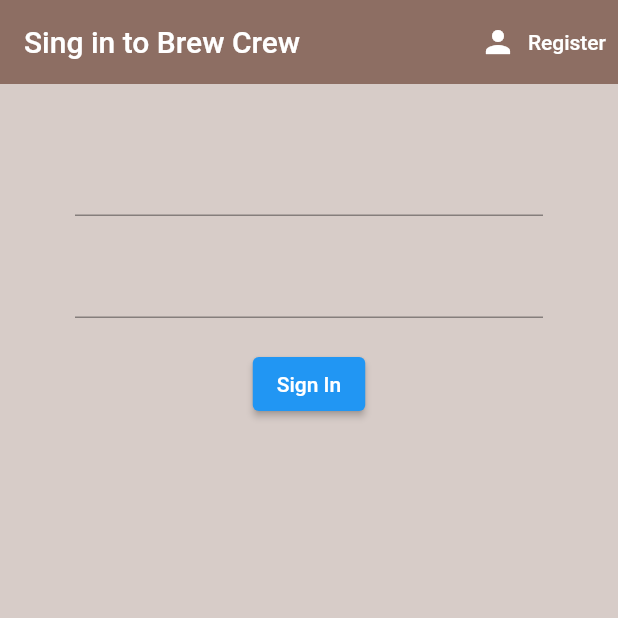
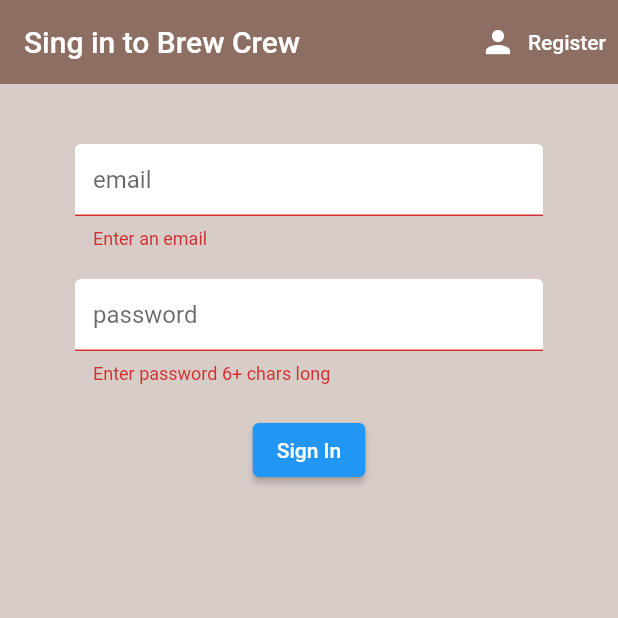
Before and after one commit to Benyray/simple_firebase_app, a Flutter app: the screen it shows after launch, after a tap on "Sign In", on a phone screen of 412 x 824 dp, the top half of it. Run offline on Flutter 3.47's test engine with Material 2 defaults, Android fonts, the phone set to English and light mode, and no system bars; our stand-ins replace firebase_auth, firebase_core, flutter_spinkit; accounts and stored records are empty.

Commit message:
work with singIn and register screens

```diff
--- a/lib/pages/authenticate/sign_in.dart
+++ b/lib/pages/authenticate/sign_in.dart
@@ -1,5 +1,7 @@
 import 'package:flutter/material.dart';
 import 'package:simple_firebase_app/services/auth.dart';
+import 'package:simple_firebase_app/shared/constants.dart';
+import 'package:simple_firebase_app/shared/loading.dart';
 
 class SignIn extends StatefulWidget {
 
@@ -13,14 +15,17 @@
 class _SignInState extends State<SignIn> {
 
 final AuthService _auth = AuthService();
+final _formKey = GlobalKey<FormState>();
+bool loading = false;
 
 // TextField state
 String email = '';
 String password = '';
+String error = '';
 
   @override
   Widget build(BuildContext context) {
-    return Scaffold(
+    return loading ? Loading() : Scaffold(
       backgroundColor: Colors.brown[100],
       appBar: AppBar(
         backgroundColor: Colors.brown[400],
@@ -40,15 +45,20 @@
       body: Container(
         padding: EdgeInsets.symmetric(vertical: 20.0, horizontal: 50.0),
         child: Form(
+          key: _formKey,
           child: Column(children: [
             SizedBox(height: 20.0,),
             TextFormField(
+              decoration: TextInputDecoration,
+              validator: (val) => val!.isEmpty ? 'Enter an email' : null,
               onChanged: (val) {
                   setState(() => email = val);
               },
             ),
             SizedBox(height: 20.0,),
             TextFormField(
+              decoration: TextInputDecoration.copyWith(hintText: 'password'),
+              validator: (val) => val!.length < 6 ? 'Enter password 6+ chars long' : null,
               obscureText: true,
               onChanged: (val) {
                  setState(() => password = val);
@@ -59,9 +69,22 @@
             //  style: ButtonStyle(backgroundColor: MaterialStateColor().green),
               child: Text('Sign In', style: TextStyle(color: Colors.white),),
               onPressed: () async {
-                print(email);
-                print(password);
+                if (_formKey.currentState!.validate()) {
+                  setState(() => loading = true);
+                  dynamic result = await _auth.signInWithEmailAndPassword(email, password);
+                 if (result == null) {
+                    setState(()  {
+                      error = 'Could not sign in with whis cedentials';
+                      loading = false;
+                      });
+                  }
+                }
               },
+            ),
+            SizedBox(height: 12.0,),
+            Text(
+              error,
+              style: TextStyle(color: Colors.red, fontSize: 14.0),
             ),
           ]),
           ),
--- a/lib/services/auth.dart
+++ b/lib/services/auth.dart
@@ -1,4 +1,5 @@
 import 'package:firebase_auth/firebase_auth.dart';
+import 'package:firebase_core/firebase_core.dart';
 import 'package:simple_firebase_app/models/person.dart';
 
 class AuthService {
@@ -36,8 +37,29 @@
     }
 }
   //sign in with email and password
+  Future signInWithEmailAndPassword(String email, String password) async {
+    try {
+      UserCredential result = await _auth.signInWithEmailAndPassword(email: email, password: password);
+      User? user = result.user;
+      return _userFromFirebaseUser(user);
+    } catch (e) {
+      print(e.toString());
+      return null;
+    }
+  }
+
 
   //register with email and password
+  Future registerWithEmailAndPassword(String email, String password) async {
+    try {
+      UserCredential result = await _auth.createUserWithEmailAndPassword(email: email, password: password);
+      User? user = result.user;
+      return _userFromFirebaseUser(user);
+    } catch (e) {
+      print(e.toString());
+      return null;
+    }
+  }
 
   // sign out
 
--- /dev/null
+++ b/lib/shared/constants.dart
@@ -0,0 +1,9 @@
+import 'package:flutter/material.dart';
+
+const TextInputDecoration = InputDecoration(
+                hintText: 'email',
+                fillColor: Colors.white,
+                filled: true,
+                enabledBorder: OutlineInputBorder(borderSide: BorderSide(color: Colors.white, width: 2.0)),
+                focusedBorder: OutlineInputBorder(borderSide: BorderSide(color: Colors.pink, width: 2.0)),
+              );
--- a/pubspec.yaml
+++ b/pubspec.yaml
@@ -39,6 +39,7 @@
   cloud_firestore:
   firebase_auth:
   provider: ^6.0.5
+  flutter_spinkit: ^5.2.0
 
 dev_dependencies:
   flutter_test:
```
Also changed, not shown: lib/pages/authenticate/register.dart (+27 -3 lines), lib/shared/loading.dart (added, +17 -0 lines), pubspec.lock.
